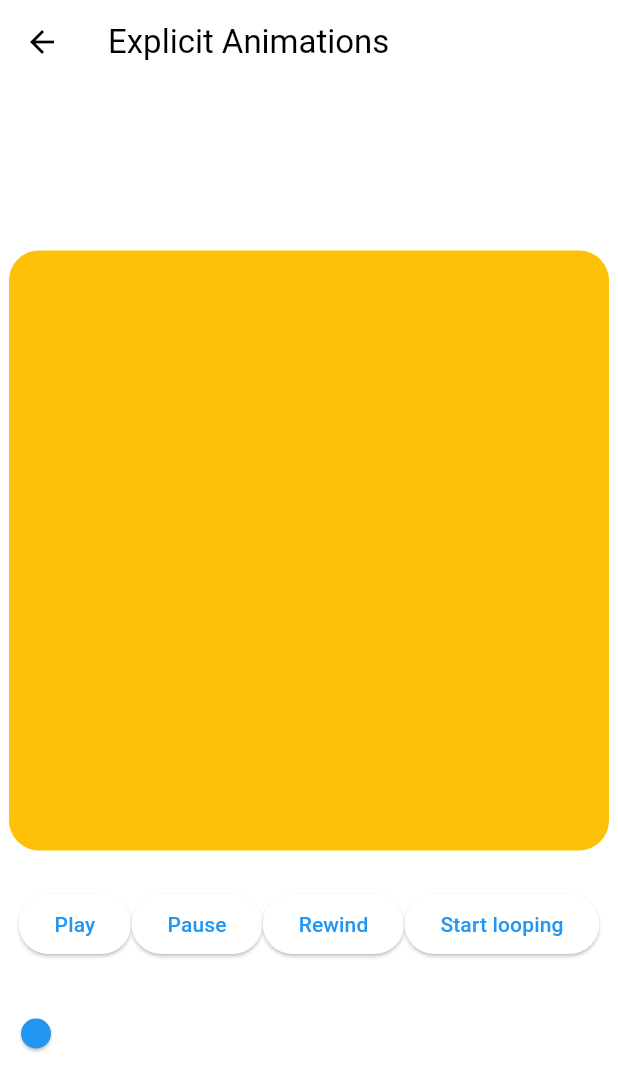
After one commit to Abdul-lembariti/flutter_animations_masterclass, a Flutter app: the screen it shows after launch, after a tap on "Explicity Animation", on a phone screen of 412 x 824 dp. The commit adds this screen. Shown: the top 1091 px of the screen. Run offline on Flutter 3.47's test engine with Material 3 defaults, Android fonts, the phone set to English and light mode, and no system bars.

Commit message:
.. - #2 EXPLICIT ANIMATIONS

```diff
--- /dev/null
+++ b/lib/screeens/explicity_screen.dart
@@ -0,0 +1,159 @@
+import 'package:flutter/material.dart';
+
+class ExplicitAnimationsScreen extends StatefulWidget {
+  const ExplicitAnimationsScreen({super.key});
+
+  @override
+  State<ExplicitAnimationsScreen> createState() =>
+      _ExplicitAnimationsScreenState();
+}
+
+class _ExplicitAnimationsScreenState extends State<ExplicitAnimationsScreen>
+    with SingleTickerProviderStateMixin {
+  late final AnimationController _animationController = AnimationController(
+    vsync: this,
+    duration: const Duration(seconds: 2),
+  )..addListener(() {
+      _range.value = _animationController.value;
+    });
+
+  late final Animation<Decoration> _decoration = DecorationTween(
+    begin: BoxDecoration(
+      color: Colors.amber,
+      borderRadius: BorderRadius.circular(20),
+    ),
+    end: BoxDecoration(
+      color: Colors.red,
+      borderRadius: BorderRadius.circular(120),
+    ),
+  ).animate(_curve);
+
+  late final Animation<double> _rotation = Tween(
+    begin: 0.0,
+    end: 0.2,
+  ).animate(_curve);
+
+  late final Animation<double> _scale = Tween(
+    begin: 1.0,
+    end: 1.1,
+  ).animate(_curve);
+
+  late final Animation<Offset> _position = Tween(
+    begin: Offset.zero,
+    end: const Offset(0, -0.2),
+  ).animate(_curve);
+
+  late final CurvedAnimation _curve = CurvedAnimation(
+    parent: _animationController,
+    curve: Curves.elasticInOut,
+  );
+
+  void _play() {
+    _animationController.forward();
+  }
+
+  void _pause() {
+    _animationController.stop();
+  }
+
+  void _rewind() {
+    _animationController.reverse();
+  }
+
+  @override
+  void dispose() {
+    _animationController.dispose();
+    super.dispose();
+  }
+
+  final ValueNotifier<double> _range = ValueNotifier(0.0);
+
+  void _onChanged(double value) {
+    _range.value = 0;
+    _animationController.value = value;
+  }
+
+  bool _looping = false;
+
+  void _toggleLooping() {
+    if (_looping) {
+      _animationController.stop();
+    } else {
+      _animationController.repeat(reverse: true);
+    }
+    setState(() {
+      _looping = !_looping;
+    });
+  }
+
+  @override
+  Widget build(BuildContext context) {
+    // print("build");
+    return Scaffold(
+      appBar: AppBar(
+        title: const Text('Explicit Animations'),
+      ),
+      body: Center(
+        child: Column(
+          mainAxisAlignment: MainAxisAlignment.center,
+          children: [
+            SlideTransition(
+              position: _position,
+              child: ScaleTransition(
+                scale: _scale,
+                child: RotationTransition(
+                  turns: _rotation,
+                  child: DecoratedBoxTransition(
+                    decoration: _decoration,
+                    child: const SizedBox(
+                      height: 400,
+                      width: 400,
+                    ),
+                  ),
+                ),
+              ),
+            ),
+            const SizedBox(
+              height: 25,
+            ),
+            Row(
+              mainAxisAlignment: MainAxisAlignment.center,
+              children: [
+                ElevatedButton(
+                  onPressed: _play,
+                  child: const Text("Play"),
+                ),
+                ElevatedButton(
+                  onPressed: _pause,
+                  child: const Text("Pause"),
+                ),
+                ElevatedButton(
+                  onPressed: _rewind,
+                  child: const Text("Rewind"),
+                ),
+                ElevatedButton(
+                  onPressed: _toggleLooping,
+                  child: Text(
+                    _looping ? "Stop looping" : "Start looping",
+                  ),
+                )
+              ],
+            ),
+            const SizedBox(
+              height: 25,
+            ),
+            ValueListenableBuilder(
+              valueListenable: _range,
+              builder: (context, value, child) {
+                return Slider(
+                  value: value,
+                  onChanged: _onChanged,
+                );
+              },
+            )
+          ],
+        ),
+      ),
+    );
+  }
+}
--- a/lib/screeens/menu_screen.dart
+++ b/lib/screeens/menu_screen.dart
@@ -1,4 +1,5 @@
 import 'package:flutter/material.dart';
+import 'package:flutter_animations_masterclass/screeens/explicity_screen.dart';
 import 'package:flutter_animations_masterclass/screeens/impilicit_animation.dart';
 
 class MenuScreen extends StatelessWidget {
@@ -26,11 +27,22 @@ class MenuScreen extends StatelessWidget {
               onPressed: () {
                 _goToPage(
                   context,
-                  const ImplicitAnimationScreen(),
+                  const ImplicitAnimationsScreen(),
                 );
               },
               child: const Text(
                 'Implicty Animation',
+              ),
+            ),
+            ElevatedButton(
+              onPressed: () {
+                _goToPage(
+                  context,
+                  const ExplicitAnimationsScreen(),
+                );
+              },
+              child: const Text(
+                'Explicity Animation',
               ),
             )
           ],
```
Also changed, not shown: lib/screeens/impilicit_animation.dart (+22 -26 lines).
